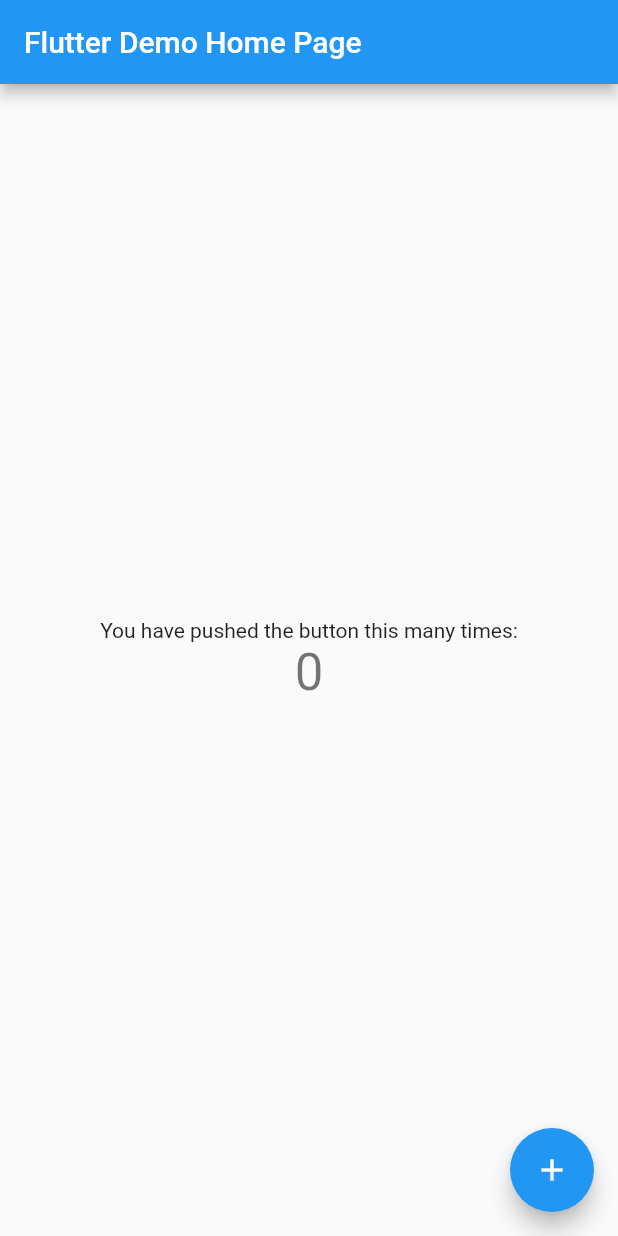
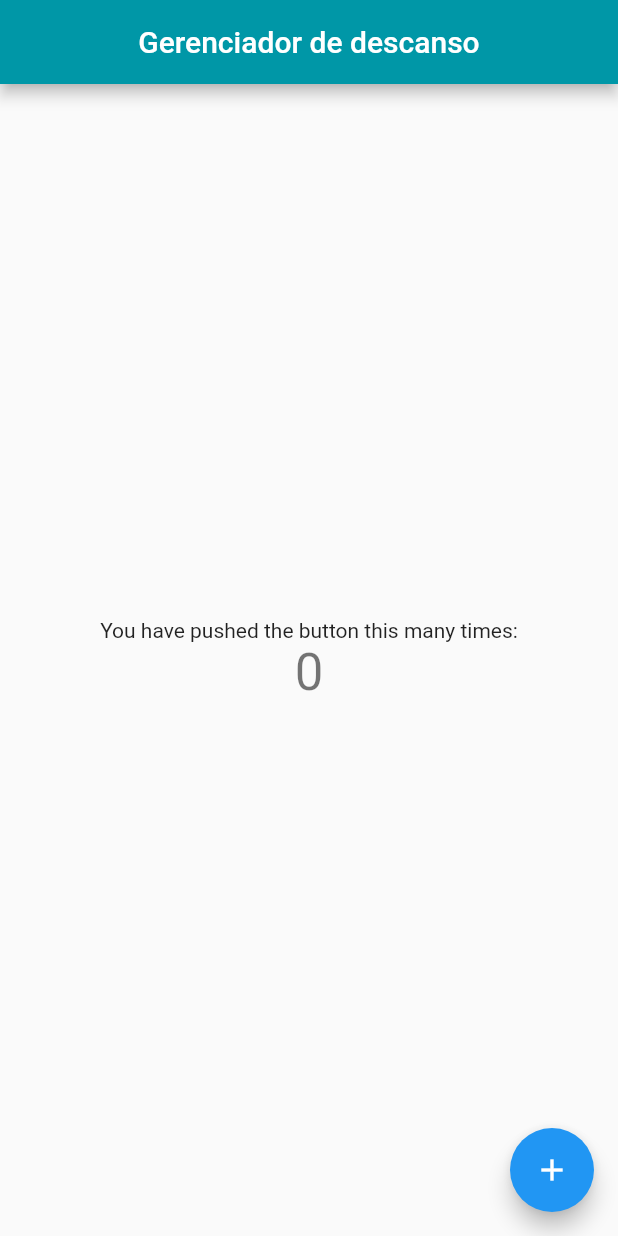
Before and after one commit to DayaneCordeiro/Trabalho_Final_LDDM, a Flutter app: the screen it shows after launch, on a phone screen of 412 x 824 dp. Run offline on Flutter 3.47's test engine with Material 2 defaults, Android fonts, the phone set to English and light mode, and no system bars.

Commit message:
[View] Enhancement: Home Page Front End Structure

```diff
--- a/rest_manager/lib/views/home_page.view.dart
+++ b/rest_manager/lib/views/home_page.view.dart
@@ -27,43 +27,21 @@ import 'form.view.dart';
 import 'about_us.view.dart';
 
 class MyApp extends StatelessWidget {
-  // This widget is the root of your application.
   @override
   Widget build(BuildContext context) {
     return MaterialApp(
-      title: 'Flutter Demo',
+      title: 'Descanso',
       theme: ThemeData(
-        // This is the theme of your application.
-        //
-        // Try running your application with "flutter run". You'll see the
-        // application has a blue toolbar. Then, without quitting the app, try
-        // changing the primarySwatch below to Colors.green and then invoke
-        // "hot reload" (press "r" in the console where you ran "flutter run",
-        // or simply save your changes to "hot reload" in a Flutter IDE).
-        // Notice that the counter didn't reset back to zero; the application
-        // is not restarted.
-        primarySwatch: Colors.blue,
-        // This makes the visual density adapt to the platform that you run
-        // the app on. For desktop platforms, the controls will be smaller and
-        // closer together (more dense) than on mobile platforms.
         visualDensity: VisualDensity.adaptivePlatformDensity,
       ),
-      home: MyHomePage(title: 'Flutter Demo Home Page'),
+      home: MyHomePage(title: 'Gerenciador de descanso'),
+      debugShowCheckedModeBanner: false,
     );
   }
 }
 
 class MyHomePage extends StatefulWidget {
   MyHomePage({Key key, this.title}) : super(key: key);
-
-  // This widget is the home page of your application. It is stateful, meaning
-  // that it has a State object (defined below) that contains fields that affect
-  // how it looks.
-
-  // This class is the configuration for the state. It holds the values (in this
-  // case the title) provided by the parent (in this case the App widget) and
-  // used by the build method of the State. Fields in a Widget subclass are
-  // always marked "final".
 
   final String title;
 
@@ -76,47 +54,20 @@ class _MyHomePageState extends State<MyHomePage> {
 
   void _incrementCounter() {
     setState(() {
-      // This call to setState tells the Flutter framework that something has
-      // changed in this State, which causes it to rerun the build method below
-      // so that the display can reflect the updated values. If we changed
-      // _counter without calling setState(), then the build method would not be
-      // called again, and so nothing would appear to happen.
       _counter++;
     });
   }
 
   @override
   Widget build(BuildContext context) {
-    // This method is rerun every time setState is called, for instance as done
-    // by the _incrementCounter method above.
-    //
-    // The Flutter framework has been optimized to make rerunning build methods
-    // fast, so that you can just rebuild anything that needs updating rather
-    // than having to individually change instances of widgets.
     return Scaffold(
       appBar: AppBar(
-        // Here we take the value from the MyHomePage object that was created by
-        // the App.build method, and use it to set our appbar title.
         title: Text(widget.title),
+        centerTitle: true,
+        backgroundColor: Colors.cyan[700],
       ),
       body: Center(
-        // Center is a layout widget. It takes a single child and positions it
-        // in the middle of the parent.
         child: Column(
-          // Column is also a layout widget. It takes a list of children and
-          // arranges them vertically. By default, it sizes itself to fit its
-          // children horizontally, and tries to be as tall as its parent.
-          //
-          // Invoke "debug painting" (press "p" in the console, choose the
-          // "Toggle Debug Paint" action from the Flutter Inspector in Android
-          // Studio, or the "Toggle Debug Paint" command in Visual Studio Code)
-          // to see the wireframe for each widget.
-          //
-          // Column has various properties to control how it sizes itself and
-          // how it positions its children. Here we use mainAxisAlignment to
-          // center the children vertically; the main axis here is the vertical
-          // axis because Columns are vertical (the cross axis would be
-          // horizontal).
           mainAxisAlignment: MainAxisAlignment.center,
           children: <Widget>[
             Text(
@@ -133,7 +84,7 @@ class _MyHomePageState extends State<MyHomePage> {
         onPressed: _incrementCounter,
         tooltip: 'Increment',
         child: Icon(Icons.add),
-      ), // This trailing comma makes auto-formatting nicer for build methods.
+      ),
     );
   }
 }
```
